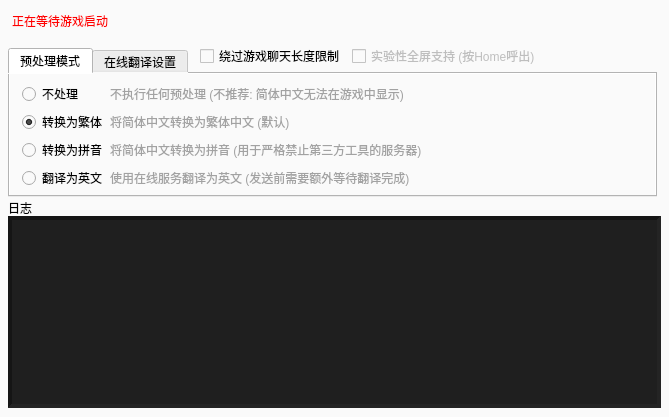
SakuraKoi/BattlefieldChat, file BattlefieldChat/BattlefieldChat.ui: the form before one commit.
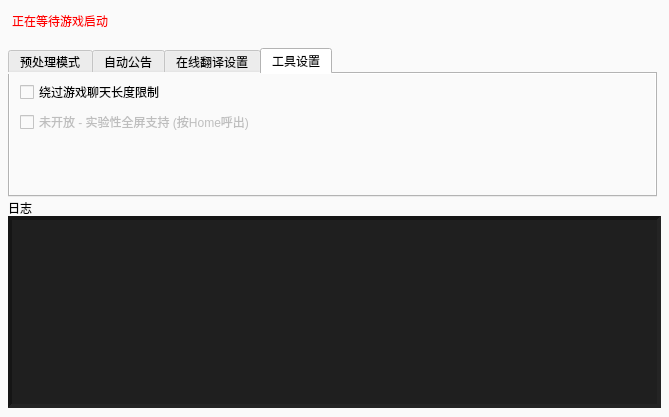
The form after the commit. The open tabs and pages were chosen to show the change. Icons and pictures are not drawn.

What changed in the file:
```diff
--- a/BattlefieldChat/BattlefieldChat.ui
+++ b/BattlefieldChat/BattlefieldChat.ui
@@ -61,35 +61,6 @@
       <height>185</height>
      </rect>
     </property>
-    <widget class="QCheckBox" name="chkAllowBypassLimit">
-     <property name="geometry">
-      <rect>
-       <x>196</x>
-       <y>32</y>
-       <width>145</width>
-       <height>16</height>
-      </rect>
-     </property>
-     <property name="text">
-      <string>绕过游戏聊天长度限制</string>
-     </property>
-    </widget>
-    <widget class="QCheckBox" name="chkSupportFullscreen">
-     <property name="enabled">
-      <bool>false</bool>
-     </property>
-     <property name="geometry">
-      <rect>
-       <x>348</x>
-       <y>32</y>
-       <width>185</width>
-       <height>16</height>
-      </rect>
-     </property>
-     <property name="text">
-      <string>实验性全屏支持 (按Home呼出)</string>
-     </property>
-    </widget>
     <widget class="QTabWidget" name="tabWidget">
      <property name="geometry">
       <rect>
@@ -241,6 +212,11 @@
        </property>
       </widget>
      </widget>
+     <widget class="QWidget" name="tab_6">
+      <attribute name="title">
+       <string>自动公告</string>
+      </attribute>
+     </widget>
      <widget class="QWidget" name="tab_2">
       <attribute name="title">
        <string>在线翻译设置</string>
@@ -445,6 +421,40 @@
        </widget>
       </widget>
      </widget>
+     <widget class="QWidget" name="tab_7">
+      <attribute name="title">
+       <string>工具设置</string>
+      </attribute>
+      <widget class="QCheckBox" name="chkAllowBypassLimit">
+       <property name="geometry">
+        <rect>
+         <x>10</x>
+         <y>10</y>
+         <width>301</width>
+         <height>16</height>
+        </rect>
+       </property>
+       <property name="text">
+        <string>绕过游戏聊天长度限制</string>
+       </property>
+      </widget>
+      <widget class="QCheckBox" name="chkSupportFullscreen">
+       <property name="enabled">
+        <bool>false</bool>
+       </property>
+       <property name="geometry">
+        <rect>
+         <x>10</x>
+         <y>40</y>
+         <width>301</width>
+         <height>16</height>
+        </rect>
+       </property>
+       <property name="text">
+        <string>未开放 - 实验性全屏支持 (按Home呼出)</string>
+       </property>
+      </widget>
+     </widget>
     </widget>
     <zorder>tabWidget</zorder>
     <zorder>chkAllowBypassLimit</zorder>
```
Left out of the diff: 7 changed lines with no effect on the pictures.
